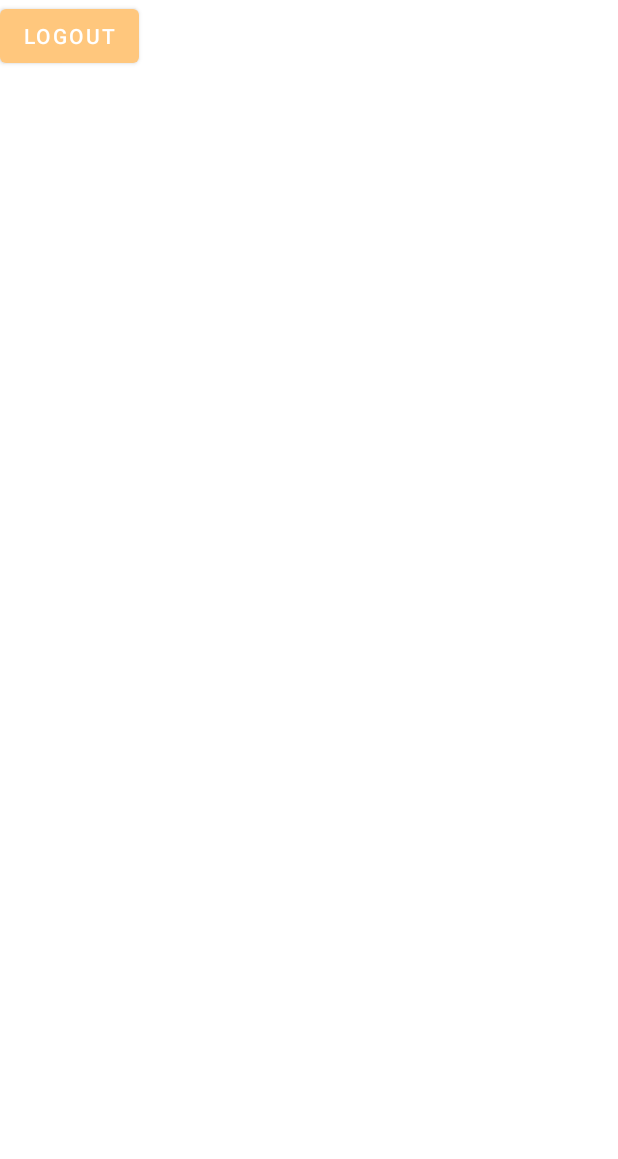
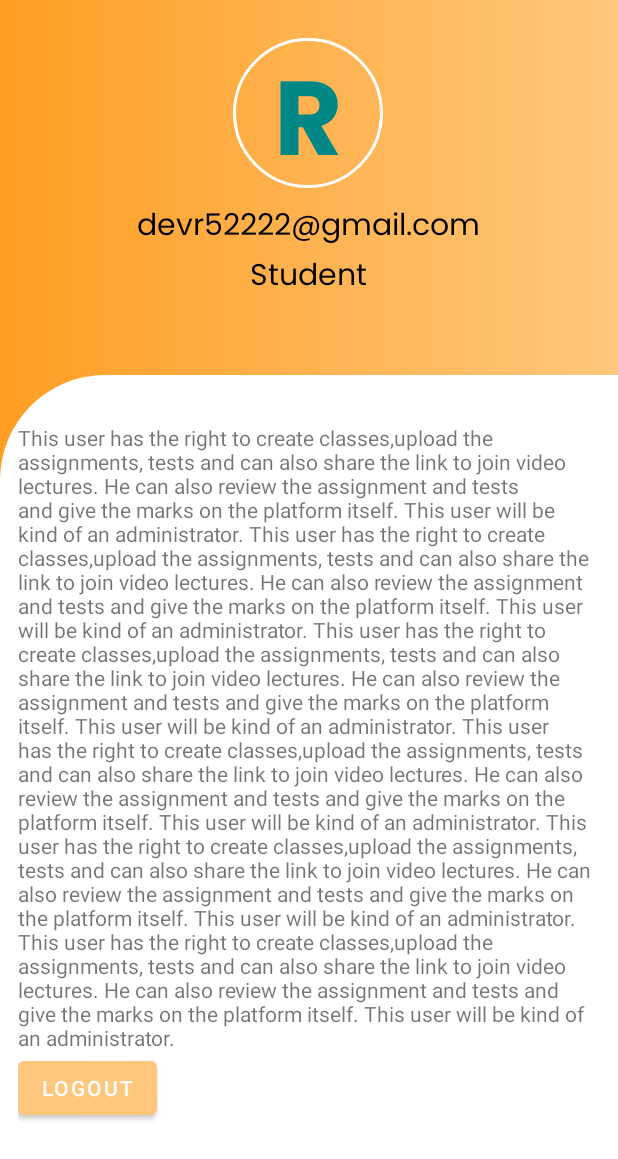
Before and after one commit to devr22/MySchool, an Android app: the DashBoardActivity screen opened directly, with no data from a screen before it, on a phone screen of 412 x 824 dp. Shown: the top 1159 px of the screen. Run offline under Robolectric (Android 15) with nearby library versions, the phone set to English and light mode, and no system bars; our stand-ins replace Firebase (no records; nobody signed in at launch, a user with empty details on screens opened directly).

Commit message:
Collapsing toolbar in dashboard

```diff
--- a/app/src/main/java/com/dev/myschool/activities/DashBoardActivity.kt
+++ b/app/src/main/java/com/dev/myschool/activities/DashBoardActivity.kt
@@ -1,16 +1,25 @@
 package com.dev.myschool.activities
 
 import android.content.Intent
+import android.graphics.Color
 import androidx.appcompat.app.AppCompatActivity
 import android.os.Bundle
 import android.widget.Button
 import com.dev.myschool.R
+import com.google.android.material.appbar.CollapsingToolbarLayout
 import com.google.firebase.auth.FirebaseAuth
 
 class DashBoardActivity : AppCompatActivity() {
+
+    private lateinit var collapsingToolbar: CollapsingToolbarLayout
+
     override fun onCreate(savedInstanceState: Bundle?) {
         super.onCreate(savedInstanceState)
         setContentView(R.layout.activity_dash_board)
+
+        collapsingToolbar = findViewById(R.id.collapsing_toolbar)
+        collapsingToolbar.setExpandedTitleColor(Color.TRANSPARENT)
+        collapsingToolbar.setCollapsedTitleTextColor(Color.WHITE)
 
         val logout = findViewById<Button>(R.id.logout)
         logout.setOnClickListener {
--- a/app/src/main/java/com/dev/myschool/fragments/SignupFragment.kt
+++ b/app/src/main/java/com/dev/myschool/fragments/SignupFragment.kt
@@ -230,8 +230,6 @@ class SignupFragment : Fragment() {
             }
         }
 
-        Log.d(TAG, "Display Name: ${user.displayName} -> PhotoUrl: ${user.photoUrl}")
-
         if (newUser != null) {
             database.collection("Users").document(user.uid).set(newUser)
                 .addOnSuccessListener {
--- /dev/null
+++ b/app/src/main/res/drawable/app_bar_bg.xml
@@ -0,0 +1,7 @@
+<?xml version="1.0" encoding="utf-8"?>
+<shape xmlns:android="http://schemas.android.com/apk/res/android">
+    <gradient
+        android:angle="360"
+        android:endColor="@color/color_primary"
+        android:startColor="@color/color_primary_variant" />
+</shape>
--- /dev/null
+++ b/app/src/main/res/drawable/circular_tv_bg.xml
@@ -0,0 +1,13 @@
+<?xml version="1.0" encoding="utf-8"?>
+<shape xmlns:android="http://schemas.android.com/apk/res/android"
+    android:shape="oval">
+
+    <stroke
+        android:width="2dp"
+        android:color="@color/white" />
+
+    <size
+        android:width="@dimen/display_name_size"
+        android:height="@dimen/display_name_size" />
+
+</shape>
--- /dev/null
+++ b/app/src/main/res/drawable/dashboard_layout_bg.xml
@@ -0,0 +1,5 @@
+<?xml version="1.0" encoding="utf-8"?>
+<shape xmlns:android="http://schemas.android.com/apk/res/android">
+    <solid android:color="@color/white" />
+    <corners android:topLeftRadius="70dp" />
+</shape>
--- a/app/src/main/res/layout/activity_dash_board.xml
+++ b/app/src/main/res/layout/activity_dash_board.xml
@@ -1,12 +1,32 @@
 <?xml version="1.0" encoding="utf-8"?>
-<LinearLayout xmlns:android="http://schemas.android.com/apk/res/android"
+<androidx.coordinatorlayout.widget.CoordinatorLayout xmlns:android="http://schemas.android.com/apk/res/android"
+    xmlns:app="http://schemas.android.com/apk/res-auto"
     xmlns:tools="http://schemas.android.com/tools"
     android:layout_width="match_parent"
     android:layout_height="match_parent"
+    android:background="@drawable/app_bar_bg"
     tools:context=".activities.DashBoardActivity">
 
+    <include layout="@layout/collapsing_toolbar" />
+
+    <androidx.core.widget.NestedScrollView
+        android:layout_width="match_parent"
+        android:layout_height="match_parent"
+        android:background="@drawable/dashboard_layout_bg"
+        app:layout_behavior="com.google.android.material.appbar.AppBarLayout$ScrollingViewBehavior">
 
 
+        <LinearLayout
+            android:layout_width="match_parent"
+            android:layout_height="wrap_content"
+            android:layout_marginTop="@dimen/margin_20"
+            android:orientation="vertical"
+            android:padding="@dimen/padding_large">
+
+            <TextView
+                android:layout_width="match_parent"
+                android:layout_height="wrap_content"
+                android:text="@string/text" />
 
             <Button
                 android:id="@+id/logout"
@@ -15,3 +35,9 @@
                 android:text="Logout" />
 
         </LinearLayout>
+
+
+    </androidx.core.widget.NestedScrollView>
+
+
+</androidx.coordinatorlayout.widget.CoordinatorLayout>
--- /dev/null
+++ b/app/src/main/res/layout/collapsing_toolbar.xml
@@ -0,0 +1,72 @@
+<?xml version="1.0" encoding="utf-8"?>
+<com.google.android.material.appbar.AppBarLayout xmlns:android="http://schemas.android.com/apk/res/android"
+    xmlns:app="http://schemas.android.com/apk/res-auto"
+    android:id="@+id/appBar"
+    android:layout_width="match_parent"
+    android:layout_height="@dimen/app_bar_height"
+    android:fitsSystemWindows="true"
+    android:theme="@style/Theme.MySchool">
+
+    <com.google.android.material.appbar.CollapsingToolbarLayout
+        android:id="@+id/collapsing_toolbar"
+        android:layout_width="match_parent"
+        android:layout_height="match_parent"
+        android:background="@drawable/app_bar_bg"
+        android:fitsSystemWindows="true"
+        app:contentScrim="?attr/colorPrimary"
+        app:expandedTitleTextAppearance="@android:color/transparent"
+        app:layout_scrollFlags="scroll|snap|exitUntilCollapsed"
+        app:title="DashBoard">
+
+        <LinearLayout
+            android:layout_width="wrap_content"
+            android:layout_height="wrap_content"
+            android:layout_gravity="center_horizontal"
+            android:layout_marginTop="@dimen/margin_25"
+            android:gravity="center"
+            android:orientation="vertical"
+            app:layout_collapseMode="parallax">
+
+            <TextView
+                android:id="@+id/toolbar_displayName_tv"
+                android:layout_width="@dimen/display_name_size"
+                android:layout_height="@dimen/display_name_size"
+                android:background="@drawable/circular_tv_bg"
+                android:fontFamily="@font/poppins_bold"
+                android:gravity="center"
+                android:text="R"
+                android:textColor="@color/teal_700"
+                android:textSize="@dimen/display_name_text_size" />
+
+            <TextView
+                android:id="@+id/toolbar_email_tv"
+                android:layout_width="wrap_content"
+                android:layout_height="wrap_content"
+                android:layout_marginTop="@dimen/margin_10"
+                android:fontFamily="@font/poppins"
+                android:text="devr52222@gmail.com"
+                android:textColor="@color/black"
+                android:textSize="@dimen/text_20" />
+
+            <TextView
+                android:id="@+id/toolbar_userType_tv"
+                android:layout_width="wrap_content"
+                android:layout_height="wrap_content"
+                android:fontFamily="@font/poppins"
+                android:text="@string/student"
+                android:textColor="@color/black"
+                android:textSize="@dimen/text_20" />
+
+        </LinearLayout>
+
+        <androidx.appcompat.widget.Toolbar
+            android:id="@+id/toolbar"
+            android:layout_width="match_parent"
+            android:layout_height="?attr/actionBarSize"
+            app:layout_collapseMode="pin" />
+
+
+    </com.google.android.material.appbar.CollapsingToolbarLayout>
+
+
+</com.google.android.material.appbar.AppBarLayout>
--- a/app/src/main/res/values/dimens.xml
+++ b/app/src/main/res/values/dimens.xml
@@ -24,4 +24,7 @@
 
     <dimen name="top_bar_height">90dp</dimen>
     <dimen name="profile_image_size">65dp</dimen>
+    <dimen name="app_bar_height">250dp</dimen>
+    <dimen name="display_name_size">100dp</dimen>
+    <dimen name="display_name_text_size">70sp</dimen>
 </resources>
--- a/app/src/main/res/values/strings.xml
+++ b/app/src/main/res/values/strings.xml
@@ -35,4 +35,24 @@
     <string name="my_school">My School</string>
     <string name="you_have_not_enrolled_in_any_subjects">You have not enrolled in any subjects!</string>
     <string name="signing_in">Signing in…</string>
+
+
+    <string name="text">This user has the right to create classes,upload the assignments, tests and can
+        also share the link to join video lectures. He can also review the assignment and
+        tests and give the marks on the platform itself. This user will be kind of an administrator.
+    This user has the right to create classes,upload the assignments, tests and can
+        also share the link to join video lectures. He can also review the assignment and
+        tests and give the marks on the platform itself. This user will be kind of an administrator.
+    This user has the right to create classes,upload the assignments, tests and can
+        also share the link to join video lectures. He can also review the assignment and
+        tests and give the marks on the platform itself. This user will be kind of an administrator.
+    This user has the right to create classes,upload the assignments, tests and can
+        also share the link to join video lectures. He can also review the assignment and
+        tests and give the marks on the platform itself. This user will be kind of an administrator.
+    This user has the right to create classes,upload the assignments, tests and can
+        also share the link to join video lectures. He can also review the assignment and
+        tests and give the marks on the platform itself. This user will be kind of an administrator.
+    This user has the right to create classes,upload the assignments, tests and can
+        also share the link to join video lectures. He can also review the assignment and
+        tests and give the marks on the platform itself. This user will be kind of an administrator.</string>
 </resources>
--- a/app/src/main/res/values/themes.xml
+++ b/app/src/main/res/values/themes.xml
@@ -15,7 +15,7 @@
 
         <item name="radioButtonStyle">@style/Widget.App.RadioButton</item>
         <item name="android:windowAnimationStyle">@style/CustomActivityAnimation</item>
-<!--        <item name="circularProgressIndicatorStyle">@style/Widget.App.CircularProgressIndicator</item>-->
+        <!--        <item name="circularProgressIndicatorStyle">@style/Widget.App.CircularProgressIndicator</item>-->
     </style>
 
     <!-- Radio button theme -->
```
Also changed, not shown: app/src/main/java/com/dev/myschool/activities/HomeActivity.kt (+1 -8 lines), app/src/main/res/drawable/calculator.jpg (added), app/src/main/res/drawable/study_lamp.jpg (added), app/src/main/res/drawable/wallpaper_net.jpg (added), 1 other file. Lines whose indentation alone changed are shown as unchanged.
